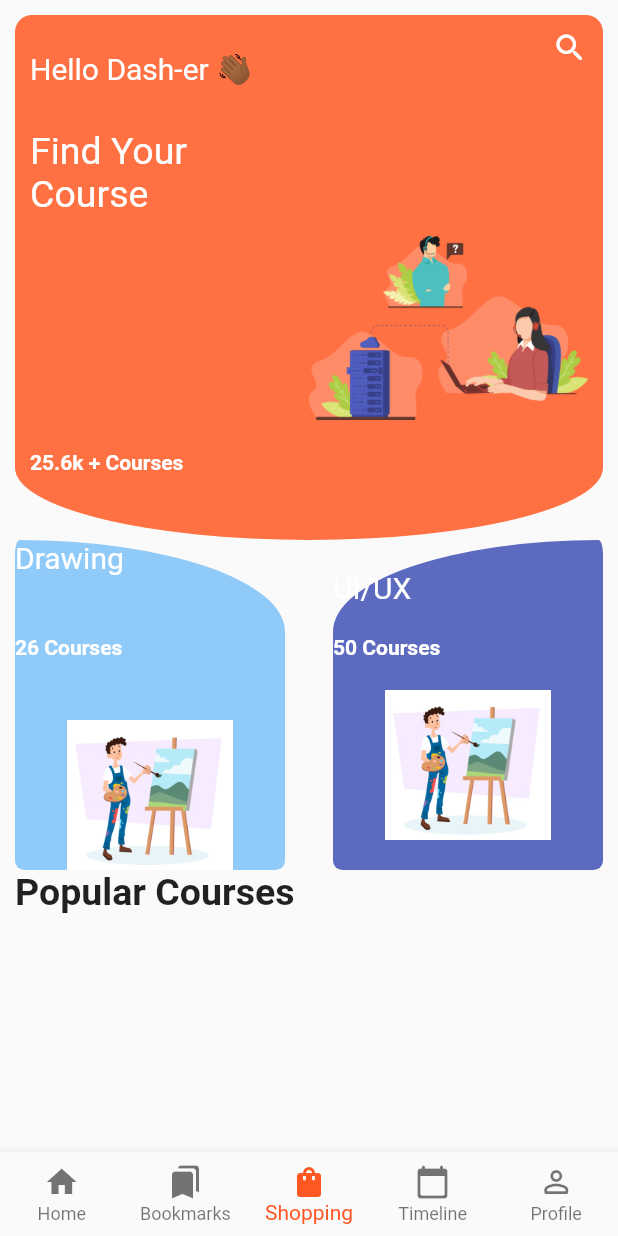
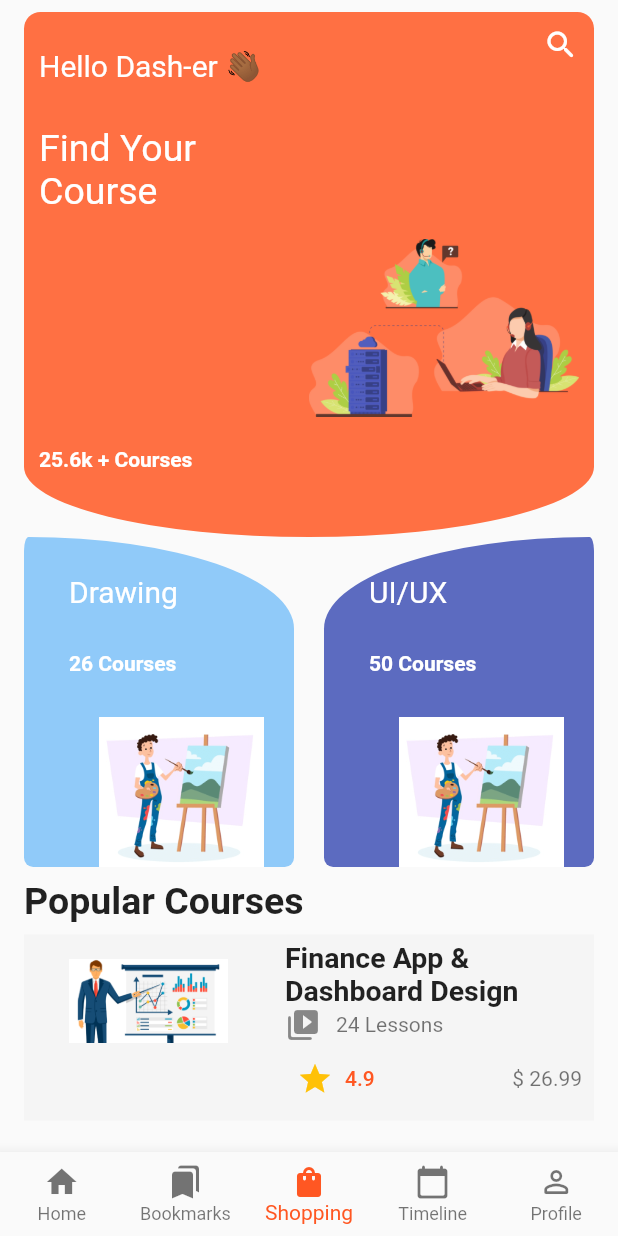
Before and after one commit to Oneya4/Online_Course_App_UI, a Flutter app: the screen it shows after launch, on a phone screen of 412 x 824 dp. Run offline on Flutter 3.47's test engine with Material 2 defaults, Android fonts, the light colour scheme and no system bars.

Commit message:
Update home_screen.dart

```diff
--- a/lib/home_screen.dart
+++ b/lib/home_screen.dart
@@ -1,4 +1,5 @@
 import 'package:flutter/material.dart';
+import 'package:online_course_app_ui/course_detail_screen.dart';
 
 class HomeScreen extends StatelessWidget {
   const HomeScreen({Key? key}) : super(key: key);
@@ -8,9 +9,8 @@ class HomeScreen extends StatelessWidget {
     final dWidth = MediaQuery.of(context).size.width;
     return SafeArea(
       child: Scaffold(
-        body: Padding(
-          padding: const EdgeInsets.fromLTRB(10, 10, 10, 0),
-          child: ListView(
+        body: ListView(
+          padding: const EdgeInsets.fromLTRB(16, 8, 16, 0),
           children: [
             SizedBox(
               height: 350,
@@ -19,7 +19,7 @@ class HomeScreen extends StatelessWidget {
                 children: [
                   Container(
                     padding: const EdgeInsets.fromLTRB(10, 10, 5, 30),
-                      width: (dWidth * .5) - 10,
+                    width: (dWidth * .5) - 16,
                     decoration: BoxDecoration(
                       color: Colors.deepOrange[400],
                       borderRadius: const BorderRadius.only(
@@ -59,7 +59,7 @@ class HomeScreen extends StatelessWidget {
                   ),
                   Container(
                     padding: const EdgeInsets.fromLTRB(0, 10, 10, 30),
-                      width: (dWidth * .5) - 10,
+                    width: (dWidth * .5) - 16,
                     decoration: BoxDecoration(
                       color: Colors.deepOrange[400],
                       borderRadius: const BorderRadius.only(
@@ -90,6 +90,7 @@ class HomeScreen extends StatelessWidget {
             Row(
               children: [
                 Container(
+                  padding: const EdgeInsets.fromLTRB(30, 25, 0, 0),
                   height: 220,
                   width: 180,
                   decoration: BoxDecoration(
@@ -129,6 +130,7 @@ class HomeScreen extends StatelessWidget {
                 ),
                 const Spacer(),
                 Container(
+                  padding: const EdgeInsets.fromLTRB(30, 25, 0, 0),
                   height: 220,
                   width: 180,
                   decoration: BoxDecoration(
@@ -142,7 +144,7 @@ class HomeScreen extends StatelessWidget {
                   ),
                   child: Column(
                     crossAxisAlignment: CrossAxisAlignment.start,
-                      mainAxisAlignment: MainAxisAlignment.spaceEvenly,
+                    mainAxisAlignment: MainAxisAlignment.spaceBetween,
                     children: [
                       Text(
                         'UI/UX',
@@ -168,15 +170,49 @@ class HomeScreen extends StatelessWidget {
                 ),
               ],
             ),
-              const Text(
+            const Padding(
+              padding: EdgeInsets.fromLTRB(0, 8, 0, 8),
+              child: Text(
                 'Popular Courses',
-                style: TextStyle(
-                  fontSize: 25,
-                  fontWeight: FontWeight.bold,
+                style: TextStyle(fontSize: 25, fontWeight: FontWeight.bold),
+              ),
+            ),
+            ListTile(
+              contentPadding: const EdgeInsets.fromLTRB(8, 0, 8, 0),
+              tileColor: Colors.grey[100],
+              onTap: () {
+                Navigator.of(context).pushNamed(CourseDetailScreen.routeName);
+              },
+              leading: Image.asset('assets/images/finance.png', width: 150),
+              title: const Text(
+                'Finance App & Dashboard Design',
+                style: TextStyle(fontWeight: FontWeight.w600, fontSize: 19),
+              ),
+              subtitle: Column(
+                crossAxisAlignment: CrossAxisAlignment.start,
+                children: [
+                  Row(
+                    children: const [
+                      Icon(Icons.video_library_rounded),
+                      SizedBox(width: 10),
+                      Text('24 Lessons'),
+                    ],
+                  ),
+                  Row(
+                    mainAxisAlignment: MainAxisAlignment.spaceBetween,
+                    children: [
+                      TextButton.icon(
+                        icon: const Icon(Icons.star, color: Colors.amber),
+                        label: const Text('4.9'),
+                        onPressed: () {},
+                      ),
+                      const Text('\$ 26.99'),
+                    ],
+                  ),
+                ],
               ),
             ),
           ],
-          ),
         ),
         bottomNavigationBar: BottomNavigationBar(
           items: const [
```
Lines whose indentation alone changed are shown as unchanged.
